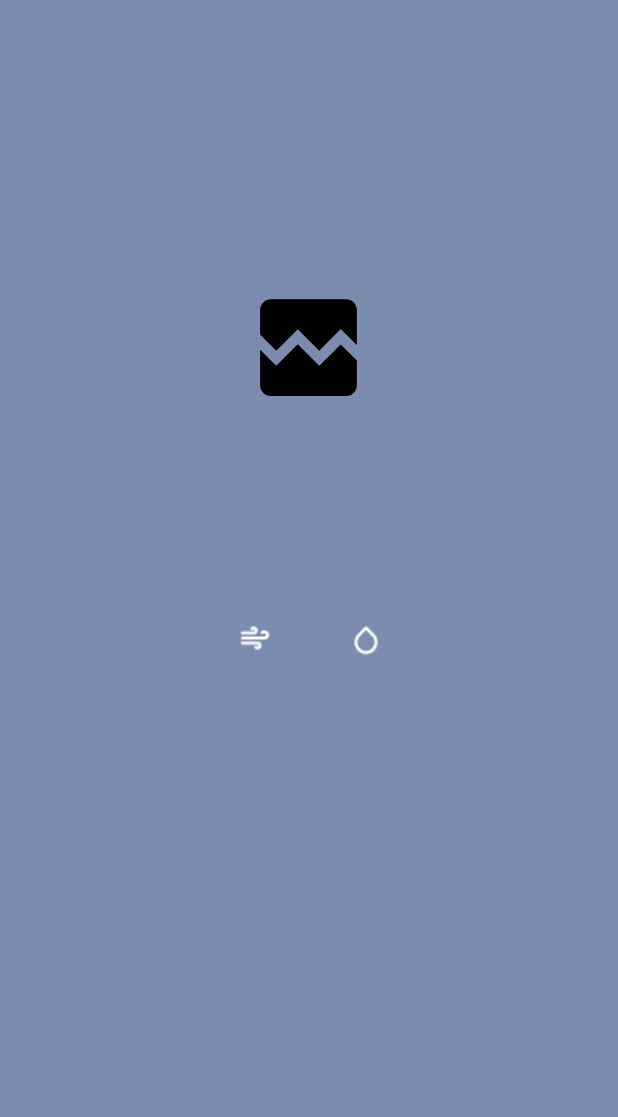
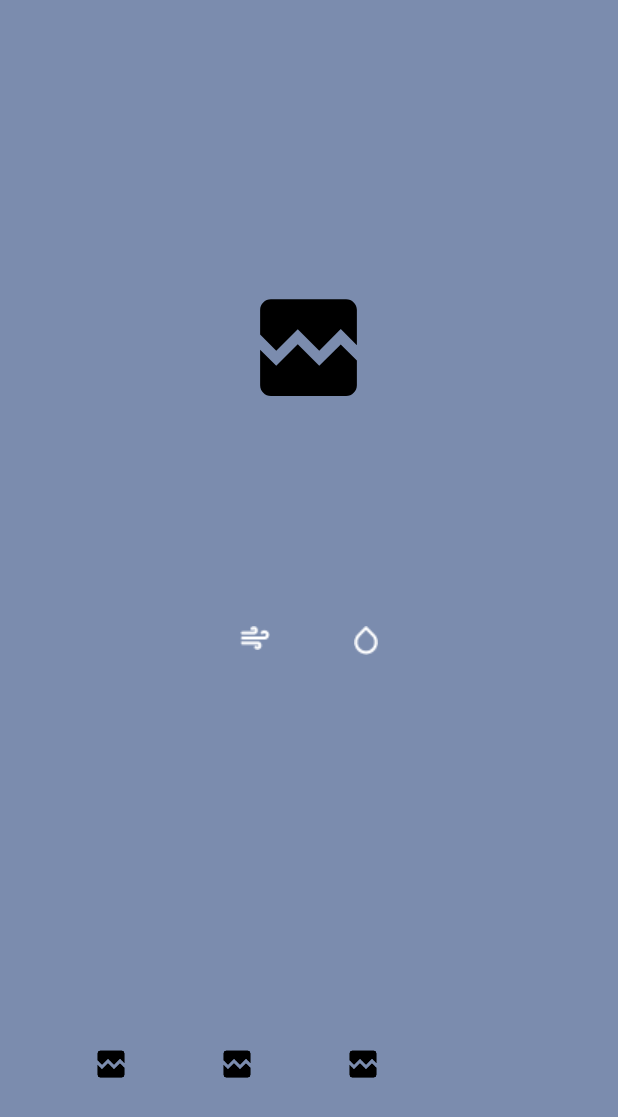
Before and after one commit to yeyo735/WeatherForecast, an Android app: the layout fragment_first.xml on its own in the app's theme, with its tools: preview values and no code run, on a phone screen of 412 x 824 dp. Shown: the top 1117 px of the screen. Run offline under Robolectric (Android 15) with nearby library versions, the phone set to English and light mode, and no system bars; network calls fail.

Commit message:
added all data to view

```diff
--- a/app/src/main/java/com/yeyosystem/weatherforecast/data/Forecast.kt
+++ b/app/src/main/java/com/yeyosystem/weatherforecast/data/Forecast.kt
@@ -1,5 +1,5 @@
 package com.yeyosystem.weatherforecast.data
 
 data class Forecast(
-    val forecastDay: List<ForecastDay>
+    val forecastday: List<ForecastDay>
 )
--- a/app/src/main/java/com/yeyosystem/weatherforecast/data/ForecastDay.kt
+++ b/app/src/main/java/com/yeyosystem/weatherforecast/data/ForecastDay.kt
@@ -3,7 +3,7 @@ package com.yeyosystem.weatherforecast.data
 import java.util.Date
 
 data class ForecastDay(
-    val date: Date,
+    val date: String,
     val dateEpoch: Long,
     val day: Day,
     //val astro: Astro,
--- a/app/src/main/res/layout/fragment_first.xml
+++ b/app/src/main/res/layout/fragment_first.xml
@@ -36,6 +36,7 @@
         </androidx.recyclerview.widget.RecyclerView>
 
         <LinearLayout
+            android:id="@+id/linearLayout2"
             android:layout_width="match_parent"
             android:layout_height="match_parent"
             android:background="#00000000"
@@ -141,14 +142,23 @@
                     android:textSize="16sp" />
             </LinearLayout>
 
-            <androidx.recyclerview.widget.RecyclerView
-                android:layout_width="match_parent"
-                android:layout_height="wrap_content"
-                android:orientation="horizontal"
-                android:visibility="@{viewModel.state == LoadingState.Loaded ? View.VISIBLE : View.INVISIBLE}"
-                app:layoutManager="androidx.recyclerview.widget.LinearLayoutManager" />
+        </LinearLayout>
 
-        </LinearLayout>
+        <androidx.recyclerview.widget.RecyclerView
+            android:id="@+id/recycler_forecast"
+            android:layout_width="0dp"
+            android:layout_height="wrap_content"
+            android:layout_marginBottom="64dp"
+            android:clipToPadding="false"
+            android:orientation="horizontal"
+            android:paddingStart="2dp"
+            android:paddingTop="36dp"
+            android:paddingEnd="2dp"
+            app:layoutManager="androidx.recyclerview.widget.LinearLayoutManager"
+            app:layout_constraintBottom_toBottomOf="parent"
+            app:layout_constraintEnd_toEndOf="parent"
+            app:layout_constraintStart_toStartOf="parent"
+            tools:listitem="@layout/list_item_forecast" />
 
     </androidx.constraintlayout.widget.ConstraintLayout>
 </layout>
--- /dev/null
+++ b/app/src/main/res/layout/list_item_forecast.xml
@@ -0,0 +1,43 @@
+<?xml version="1.0" encoding="utf-8"?>
+<androidx.constraintlayout.widget.ConstraintLayout xmlns:android="http://schemas.android.com/apk/res/android"
+    xmlns:app="http://schemas.android.com/apk/res-auto"
+    xmlns:tools="http://schemas.android.com/tools"
+    android:layout_width="wrap_content"
+    android:layout_height="wrap_content">
+
+    <LinearLayout
+        android:id="@+id/layout_forecast"
+        android:layout_width="wrap_content"
+        android:layout_height="wrap_content"
+        android:layout_marginStart="60dp"
+        android:orientation="vertical"
+        android:gravity="center"
+        app:layout_constraintStart_toStartOf="parent"
+        app:layout_constraintTop_toTopOf="parent">
+
+        <ImageView
+            android:id="@+id/image_forecast"
+            android:layout_width="match_parent"
+            android:layout_height="wrap_content"
+            android:layout_gravity="center"
+            android:adjustViewBounds="true"
+            android:cropToPadding="true"
+            app:srcCompat="@drawable/broken_image" />
+
+        <TextView
+            android:id="@+id/text_forecast_temperature"
+            android:layout_width="match_parent"
+            android:layout_height="wrap_content"
+            android:layout_gravity="center"
+            android:gravity="center"
+            android:textColor="@color/white" />
+
+        <TextView
+            android:id="@+id/text_forecats_day"
+            android:layout_width="match_parent"
+            android:layout_height="wrap_content"
+            android:layout_gravity="center"
+            android:gravity="center"
+            android:textColor="@color/white" />
+    </LinearLayout>
+</androidx.constraintlayout.widget.ConstraintLayout>
```
Also changed, not shown: app/src/main/java/com/yeyosystem/weatherforecast/FirstFragment.kt (+14 -3 lines), app/src/main/java/com/yeyosystem/weatherforecast/adapter/ForecastAdapter.kt (added, +95 -0 lines), app/src/main/res/values/strings.xml (+2 -37 lines).
